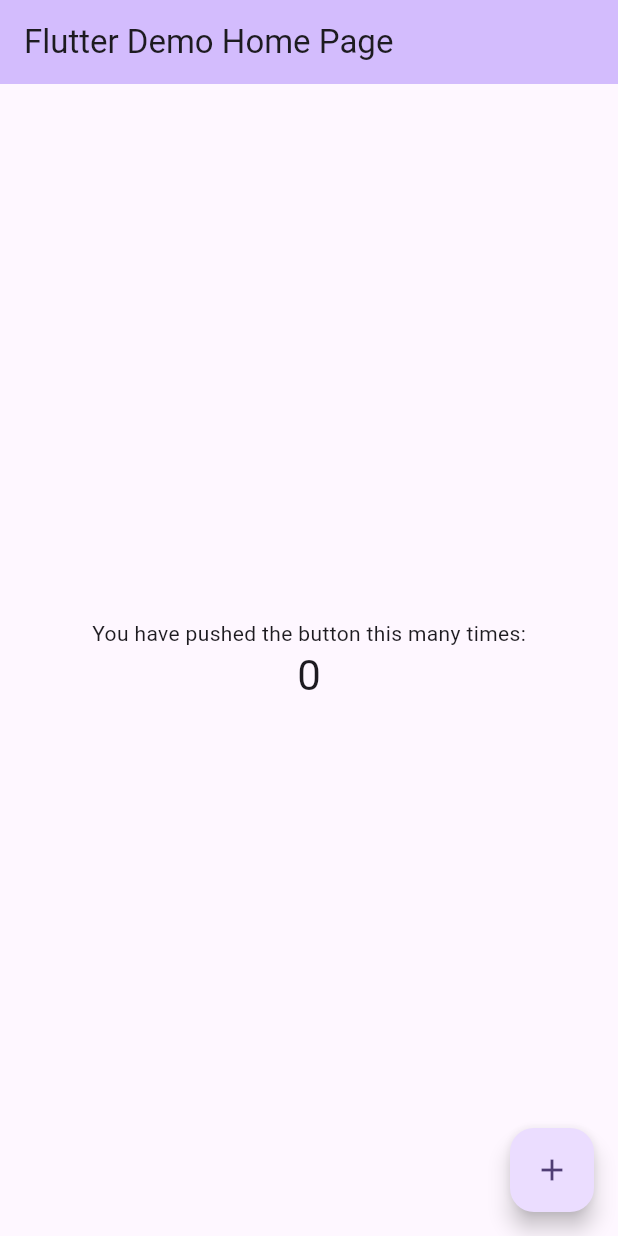
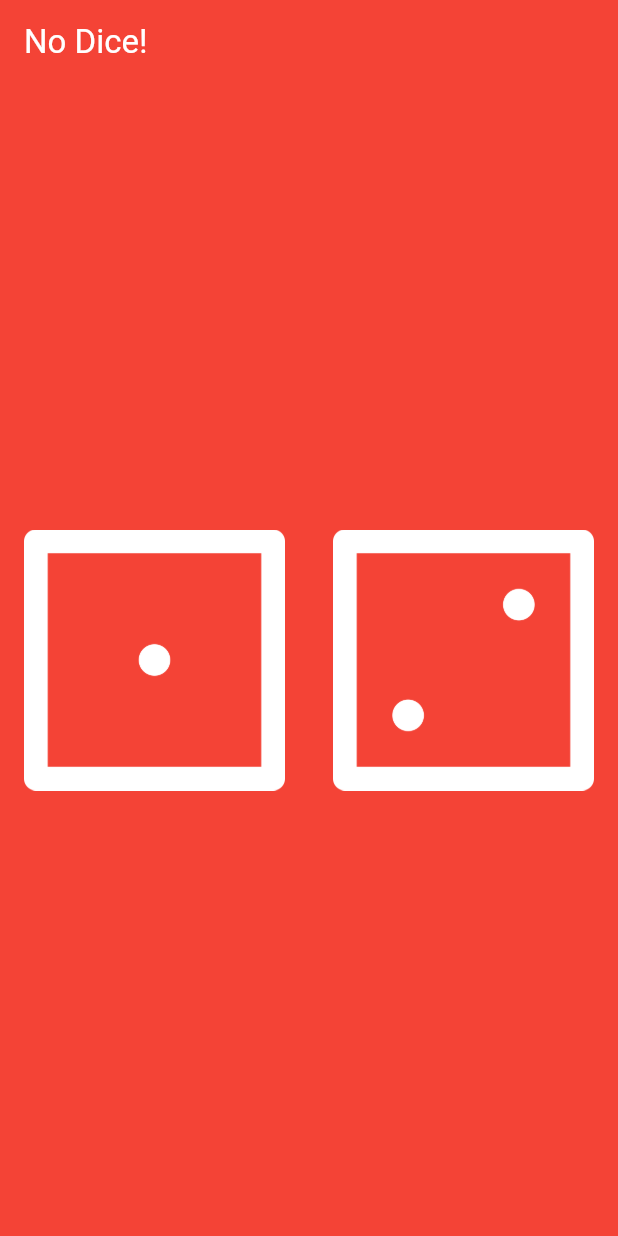
Before and after one commit to SheeloveDol/no_dice, a Flutter app: the screen it shows after launch, on a phone screen of 412 x 824 dp. Run offline on Flutter 3.47's test engine with Material 3 defaults, Android fonts, the light colour scheme and no system bars.

Commit message:
Cleaned up main file and creatd DicePage

```diff
--- a/lib/main.dart
+++ b/lib/main.dart
@@ -1,125 +1,46 @@
 import 'package:flutter/material.dart';
 
 void main() {
-  runApp(const MyApp());
+  runApp(
+    MaterialApp(
+      home: Scaffold(
+        backgroundColor: Colors.red,
+        appBar: AppBar(
+          backgroundColor: Colors.red,
+          title: const Text(
+            'No Dice!',
+            style: TextStyle(color: Colors.white),
+          ),
+        ),
+        body: const DicePage(),
+      ),
+    ),
+  );
 }
 
-class MyApp extends StatelessWidget {
-  const MyApp({super.key});
+class DicePage extends StatelessWidget {
+  const DicePage({super.key});
 
-  // This widget is the root of your application.
   @override
+  // The build method is called every time the state of our app changes. This allows us to change the UI of our app dynamically, and preview the changes in real time.
   Widget build(BuildContext context) {
-    return MaterialApp(
-      title: 'Flutter Demo',
-      theme: ThemeData(
-        // This is the theme of your application.
-        //
-        // TRY THIS: Try running your application with "flutter run". You'll see
-        // the application has a purple toolbar. Then, without quitting the app,
-        // try changing the seedColor in the colorScheme below to Colors.green
-        // and then invoke "hot reload" (save your changes or press the "hot
-        // reload" button in a Flutter-supported IDE, or press "r" if you used
-        // the command line to start the app).
-        //
-        // Notice that the counter didn't reset back to zero; the application
-        // state is not lost during the reload. To reset the state, use hot
-        // restart instead.
-        //
-        // This works for code too, not just values: Most code changes can be
-        // tested with just a hot reload.
-        colorScheme: ColorScheme.fromSeed(seedColor: Colors.deepPurple),
-        useMaterial3: true,
-      ),
-      home: const MyHomePage(title: 'Flutter Demo Home Page'),
+    return Center(
+      child: Row(children: <Widget>[
+        // Expanded is a widget that takes up as much space as it can from the main axis of its parent.
+        Expanded(
+          // Image.asset is the shorthand for Image(image: AssetImage('images/dice1.png'))
+          child: Padding(
+            padding: const EdgeInsets.all(16.0),
+            child: Image.asset('images/dice1.png'),
+          ),
+        ),
+        Expanded(
+          child: Padding(
+            padding: const EdgeInsets.all(16.0),
+            child: Image.asset('images/dice2.png'),
+          ),
+        ),
+      ]),
     );
   }
 }
-
-class MyHomePage extends StatefulWidget {
-  const MyHomePage({super.key, required this.title});
-
-  // This widget is the home page of your application. It is stateful, meaning
-  // that it has a State object (defined below) that contains fields that affect
-  // how it looks.
-
-  // This class is the configuration for the state. It holds the values (in this
-  // case the title) provided by the parent (in this case the App widget) and
-  // used by the build method of the State. Fields in a Widget subclass are
-  // always marked "final".
-
-  final String title;
-
-  @override
-  State<MyHomePage> createState() => _MyHomePageState();
-}
-
-class _MyHomePageState extends State<MyHomePage> {
-  int _counter = 0;
-
-  void _incrementCounter() {
-    setState(() {
-      // This call to setState tells the Flutter framework that something has
-      // changed in this State, which causes it to rerun the build method below
-      // so that the display can reflect the updated values. If we changed
-      // _counter without calling setState(), then the build method would not be
-      // called again, and so nothing would appear to happen.
-      _counter++;
-    });
-  }
-
-  @override
-  Widget build(BuildContext context) {
-    // This method is rerun every time setState is called, for instance as done
-    // by the _incrementCounter method above.
-    //
-    // The Flutter framework has been optimized to make rerunning build methods
-    // fast, so that you can just rebuild anything that needs updating rather
-    // than having to individually change instances of widgets.
-    return Scaffold(
-      appBar: AppBar(
-        // TRY THIS: Try changing the color here to a specific color (to
-        // Colors.amber, perhaps?) and trigger a hot reload to see the AppBar
-        // change color while the other colors stay the same.
-        backgroundColor: Theme.of(context).colorScheme.inversePrimary,
-        // Here we take the value from the MyHomePage object that was created by
-        // the App.build method, and use it to set our appbar title.
-        title: Text(widget.title),
-      ),
-      body: Center(
-        // Center is a layout widget. It takes a single child and positions it
-        // in the middle of the parent.
-        child: Column(
-          // Column is also a layout widget. It takes a list of children and
-          // arranges them vertically. By default, it sizes itself to fit its
-          // children horizontally, and tries to be as tall as its parent.
-          //
-          // Column has various properties to control how it sizes itself and
-          // how it positions its children. Here we use mainAxisAlignment to
-          // center the children vertically; the main axis here is the vertical
-          // axis because Columns are vertical (the cross axis would be
-          // horizontal).
-          //
-          // TRY THIS: Invoke "debug painting" (choose the "Toggle Debug Paint"
-          // action in the IDE, or press "p" in the console), to see the
-          // wireframe for each widget.
-          mainAxisAlignment: MainAxisAlignment.center,
-          children: <Widget>[
-            const Text(
-              'You have pushed the button this many times:',
-            ),
-            Text(
-              '$_counter',
-              style: Theme.of(context).textTheme.headlineMedium,
-            ),
-          ],
-        ),
-      ),
-      floatingActionButton: FloatingActionButton(
-        onPressed: _incrementCounter,
-        tooltip: 'Increment',
-        child: const Icon(Icons.add),
-      ), // This trailing comma makes auto-formatting nicer for build methods.
-    );
-  }
-}
```
Also changed, not shown: 1 other file.
